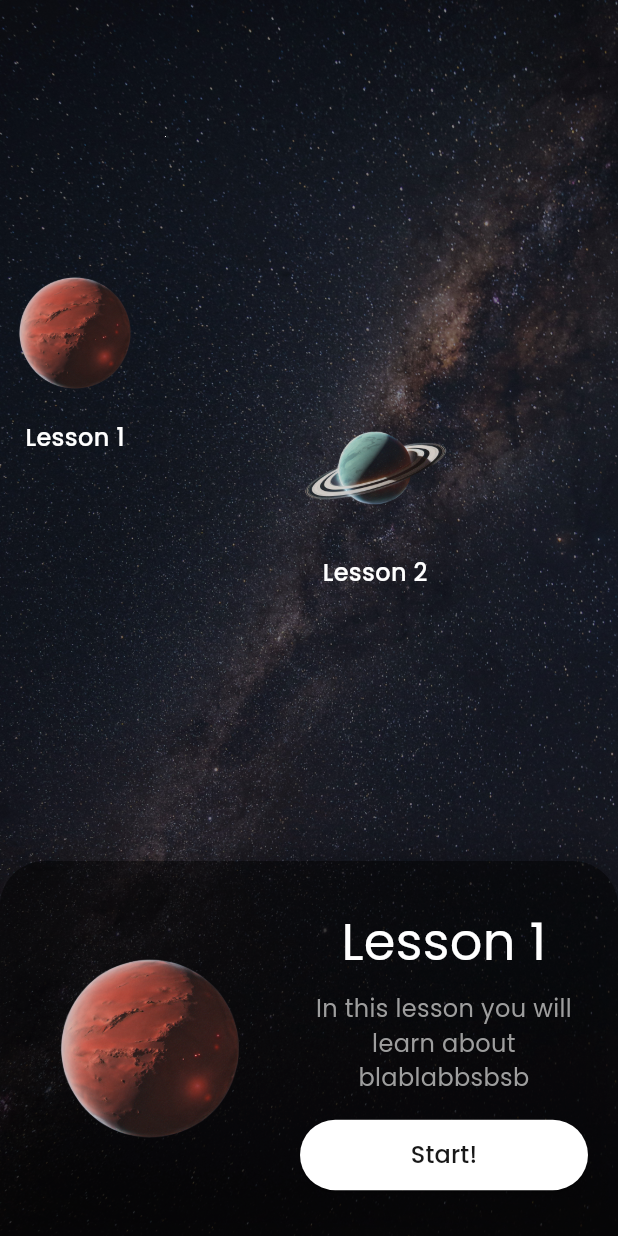
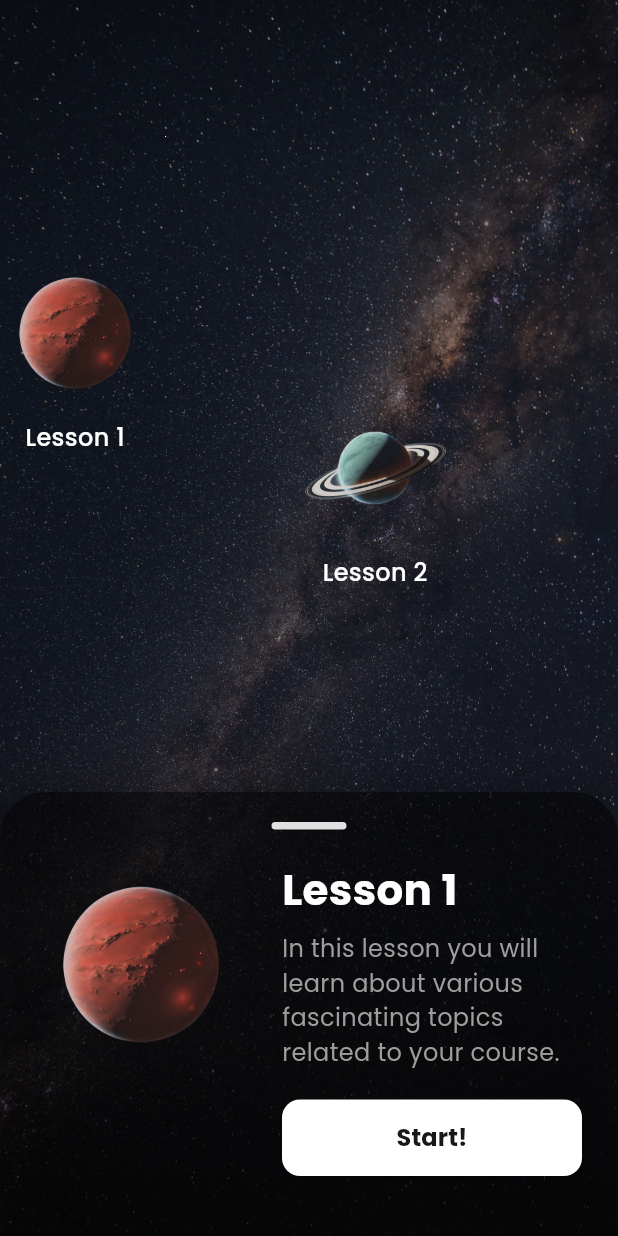
Before and after one commit to luisghdez/lumi_learn, a Flutter app: the CourseOverviewScreen screen opened directly, after a tap on an icon or button, on a phone screen of 412 x 824 dp. Run offline on Flutter 3.47's test engine with Material 3 defaults, Android fonts, the phone set to English and light mode, and no system bars; our stand-ins replace get, google_fonts.

Commit message:
panel updates

```diff
--- a/lib/widgets/bottom_panel.dart
+++ b/lib/widgets/bottom_panel.dart
@@ -20,8 +20,8 @@ class BottomPanel extends StatelessWidget {
     final activePlanet = courseController.activePlanet.value;
 
     if (activePlanet == null) {
+      // No fixed height here — the container will size itself based on its child.
       return Container(
-        height: 250,
         decoration: BoxDecoration(
           color: const Color.fromARGB(119, 0, 0, 0),
           borderRadius: const BorderRadius.vertical(top: Radius.circular(30)),
@@ -34,16 +34,19 @@ class BottomPanel extends StatelessWidget {
           ],
         ),
         child: const Center(
+          child: Padding(
+            padding: EdgeInsets.all(16.0), // Added padding
             child: Text(
               'No planet selected',
               style: TextStyle(color: Colors.white, fontSize: 18),
             ),
           ),
+        ),
       );
     }
 
+    // Main panel content
     return Container(
-      height: 250,
       decoration: BoxDecoration(
         color: const Color.fromARGB(119, 0, 0, 0),
         borderRadius: const BorderRadius.vertical(top: Radius.circular(30)),
@@ -55,59 +58,74 @@ class BottomPanel extends StatelessWidget {
           ),
         ],
       ),
+      child: Padding(
+        padding: const EdgeInsets.symmetric(
+            horizontal: 24.0, vertical: 20.0), // Increased padding
         child: Column(
+          mainAxisSize: MainAxisSize
+              .min, // Allows the panel to size itself based on content
           children: [
-          // Panel content
-          Expanded(
-            child: Center(
-              child: Padding(
-                padding: const EdgeInsets.symmetric(horizontal: 20.0),
-                child: Row(
+            // Optional: Add a drag handle for better UX (commonly seen in bottom sheets)
+            Container(
+              width: 50,
+              height: 5,
+              decoration: BoxDecoration(
+                color: Colors.grey[300],
+                borderRadius: BorderRadius.circular(10),
+              ),
+              margin: const EdgeInsets.only(bottom: 20),
+            ),
+            Row(
+              crossAxisAlignment: CrossAxisAlignment.start,
               children: [
-                    // Planet image
+                // Use Stack with `clipBehavior: Clip.none` to allow overflow.
                 ClipOval(
                   child: Image.asset(
                     activePlanet.imagePath,
-                        width: 160,
-                        fit: BoxFit.cover,
+                    width: 140,
+                    height: 140,
+                    fit: BoxFit.contain,
                   ),
                 ),
-                    const SizedBox(width: 20),
+                const SizedBox(
+                    width: 24), // Increased spacing between image and text
                 // Lesson details
                 Expanded(
                   child: Column(
-                        mainAxisAlignment: MainAxisAlignment.center,
-                        crossAxisAlignment: CrossAxisAlignment.center,
+                    crossAxisAlignment:
+                        CrossAxisAlignment.start, // Align text to start
                     children: [
                       Text(
                         'Lesson ${selectedLessonIndex != null ? selectedLessonIndex! + 1 : 'N/A'}',
-                            textAlign: TextAlign.center,
                         style: const TextStyle(
-                              fontSize: 34,
+                          fontSize:
+                              28, // Slightly reduced font size for better fit
                           color: Colors.white,
+                          fontWeight: FontWeight.bold,
                         ),
                       ),
                       const SizedBox(height: 8),
                       const Text(
-                            'In this lesson you will learn about blablabbsbsb',
-                            textAlign: TextAlign.center,
+                        'In this lesson you will learn about various fascinating topics related to your course.',
                         style: TextStyle(
                           fontSize: 16,
                           color: Colors.grey,
                         ),
                       ),
-                          const SizedBox(height: 16),
+                      const SizedBox(height: 20),
                       // "Start" button
                       SizedBox(
                         width: double.infinity,
                         child: ElevatedButton(
                           onPressed: onStartPressed,
                           style: ElevatedButton.styleFrom(
-                                backgroundColor:
-                                    const Color.fromARGB(255, 255, 255, 255),
+                            backgroundColor: Colors.white,
                             padding: const EdgeInsets.symmetric(
                               horizontal: 24,
-                                  vertical: 12,
+                              vertical: 14, // Increased vertical padding
+                            ),
+                            shape: RoundedRectangleBorder(
+                              borderRadius: BorderRadius.circular(12),
                             ),
                           ),
                           child: const Text(
@@ -115,6 +133,7 @@ class BottomPanel extends StatelessWidget {
                             style: TextStyle(
                               fontSize: 16,
                               color: Color.fromARGB(255, 24, 24, 24),
+                              fontWeight: FontWeight.bold,
                             ),
                           ),
                         ),
@@ -124,10 +143,9 @@ class BottomPanel extends StatelessWidget {
                 ),
               ],
             ),
+            const SizedBox(height: 20),
+          ],
         ),
-            ),
-          ),
-        ],
       ),
     );
   }
```
Also changed, not shown: assets/astronaut/sitting.png (added), assets/astronaut/sitting_planet.png.png (deleted). Lines whose indentation alone changed are shown as unchanged.
